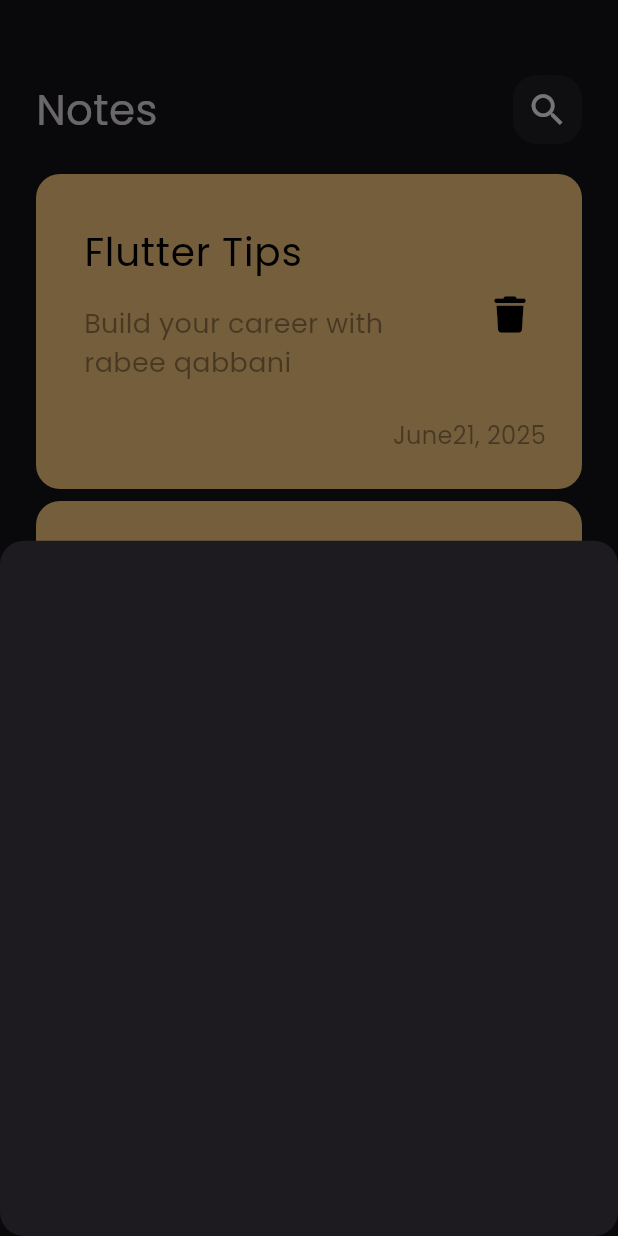
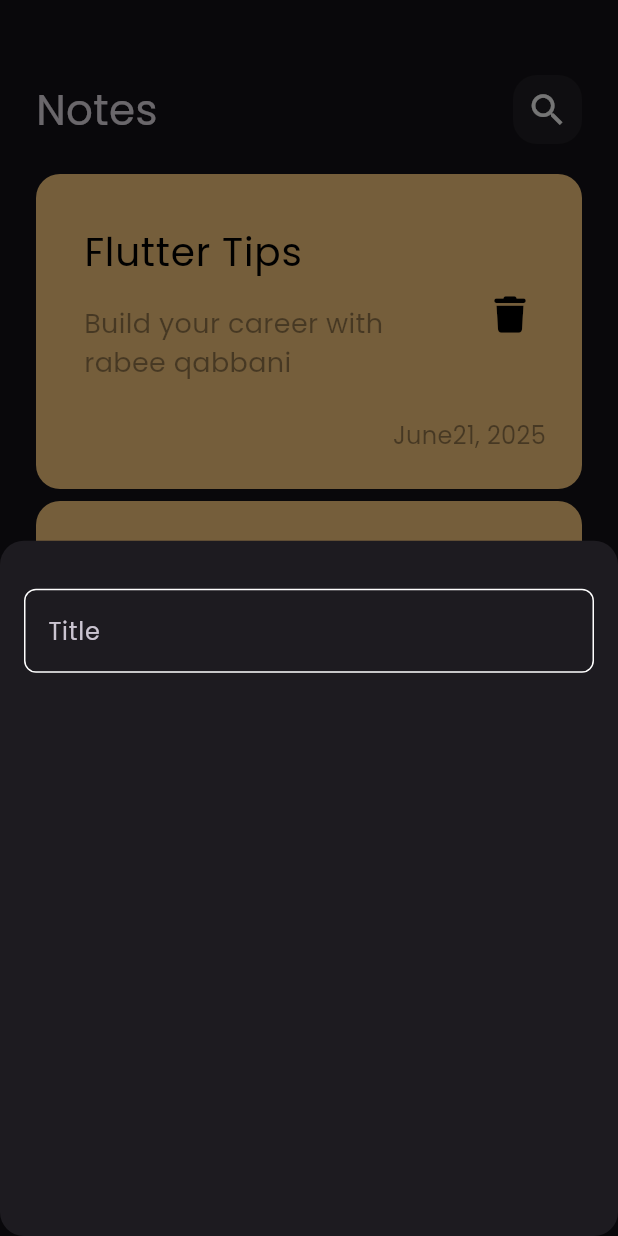
Before and after one commit to RabeeQabbani/notes_app, a Flutter app: the screen it shows after launch, after a tap on the "add" icon, on a phone screen of 412 x 824 dp. Run offline on Flutter 3.47's test engine with Material 3 defaults, Android fonts, the phone set to English and light mode, and no system bars; our stand-ins replace font_awesome_flutter.

Commit message:
create custom text field

```diff
--- /dev/null
+++ b/lib/constants.dart
@@ -0,0 +1,3 @@
+import 'package:flutter/material.dart';
+
+const primaryColor =  Color(0xff62FCD7);
--- a/lib/views/widgets/add_note_bottom_sheet.dart
+++ b/lib/views/widgets/add_note_bottom_sheet.dart
@@ -1,10 +1,14 @@
 import 'package:flutter/material.dart';
+import 'package:notes_app/views/widgets/custom_text_field.dart';
 
 class AddNoteBottomSheet extends StatelessWidget {
   const AddNoteBottomSheet({super.key});
 
   @override
   Widget build(BuildContext context) {
-    return Container();
+    return Padding(
+      padding: const EdgeInsets.symmetric(horizontal:  16),
+      child: Column(children: [SizedBox(height: 32), CustomTextField()]),
+    );
   }
 }
--- /dev/null
+++ b/lib/views/widgets/custom_text_field.dart
@@ -0,0 +1,27 @@
+import 'package:flutter/material.dart';
+import 'package:notes_app/constants.dart';
+
+class CustomTextField extends StatelessWidget {
+  const CustomTextField({super.key});
+
+  @override
+  Widget build(BuildContext context) {
+    return TextField(
+      cursorColor: primaryColor,
+      decoration: InputDecoration(
+        hintText: 'Title',
+        //hintStyle: const TextStyle(color: primaryColor),
+        border: buildBorder(),
+        enabledBorder: buildBorder(),
+        focusedBorder: buildBorder(primaryColor),
+      ),
+    );
+  }
+
+  OutlineInputBorder buildBorder([color]) {
+    return OutlineInputBorder(
+      borderRadius: BorderRadius.circular(8),
+      borderSide: BorderSide(color: color ?? Colors.white),
+    );
+  }
+}
```
